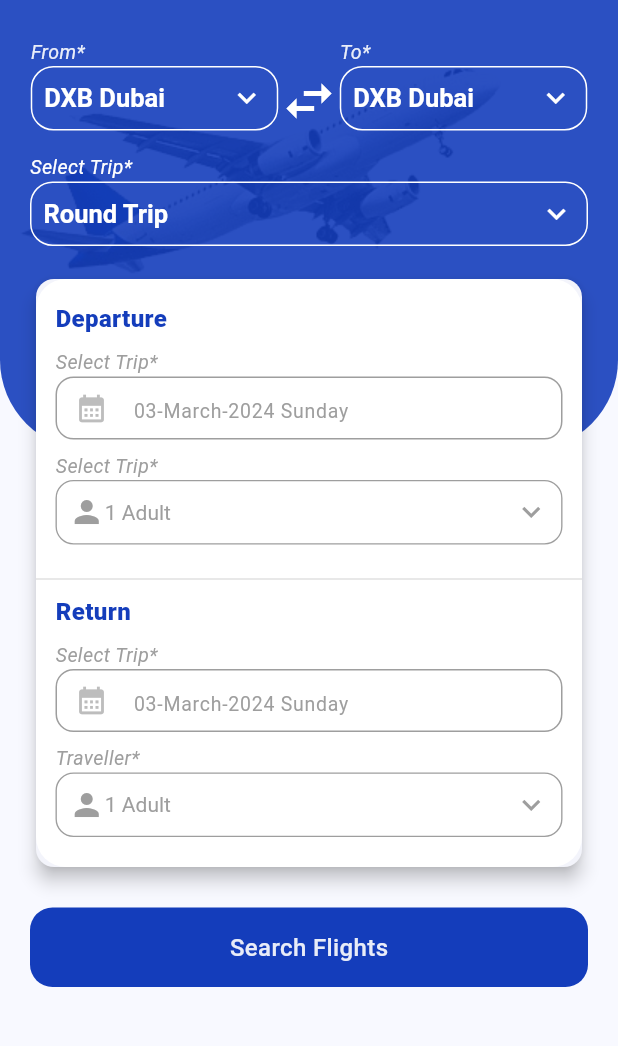
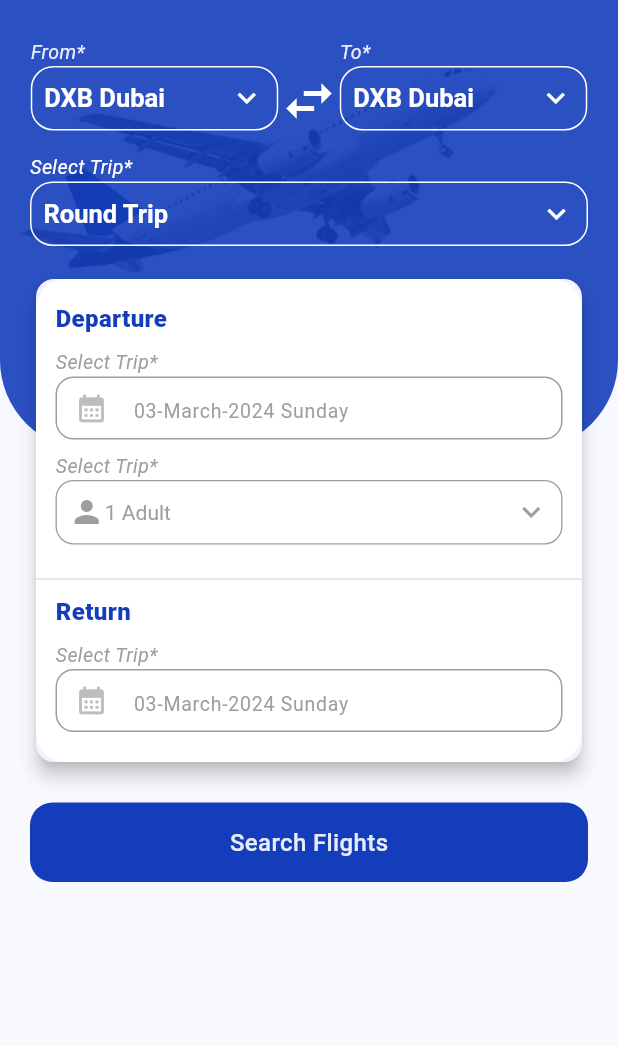
Before and after one commit to saninthottungal/fairFlights, a Flutter app: the screen it shows after launch, on a phone screen of 412 x 824 dp, the part 156-1202 px from its top. Run offline on Flutter 3.47's test engine with Material 3 defaults, Android fonts, the phone set to English and light mode, and no system bars; our stand-ins replace easy_date_timeline, google_fonts; missing offline and left inert: paged_vertical_calendar.

Commit message:
removed return person tab

```diff
--- a/lib/view/home/widgets/inputs_widget.dart
+++ b/lib/view/home/widgets/inputs_widget.dart
@@ -139,12 +139,6 @@ class InputsWidget extends StatelessWidget {
                             );
                           },
                         ),
-                        const SizedBox(height: 8),
-                        const DropMenu3(
-                          label: "Traveller*",
-                          iconData: Icons.person,
-                          width: null,
-                        ),
                         const SizedBox(height: 18),
                       ],
                     ),
```
